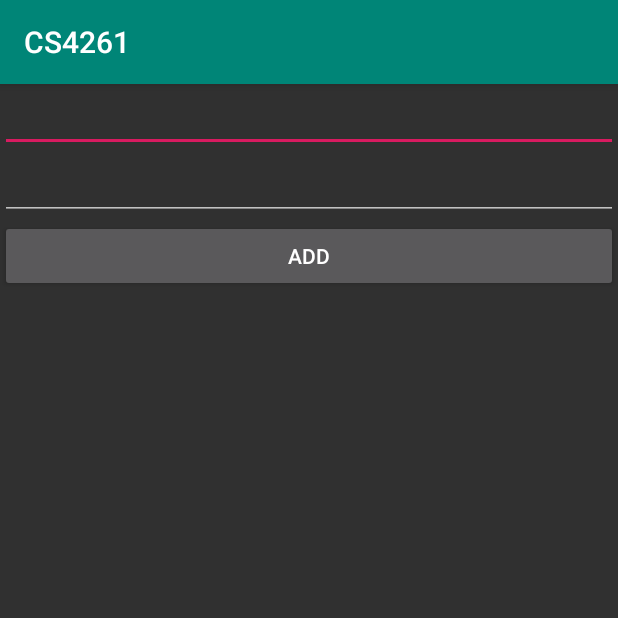
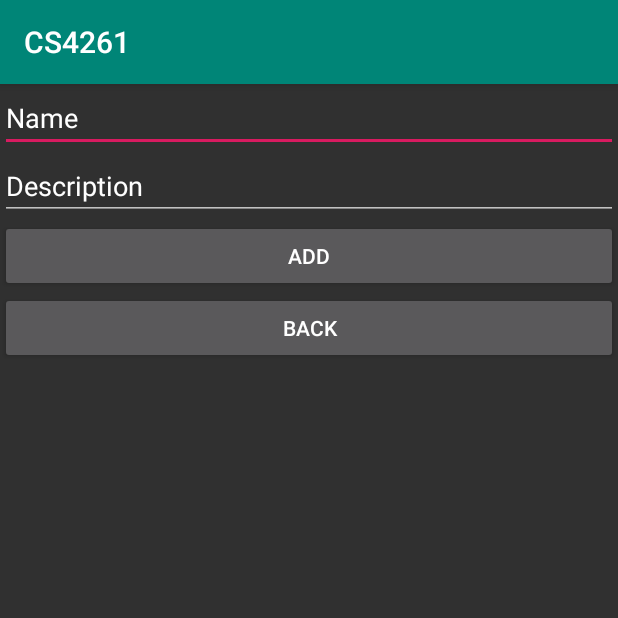
Before and after one commit to ngailapdi/CS4261-first-assignment, an Android app: the AddActivity screen opened directly, with no data from a screen before it, after a tap on "ADD", on a phone screen of 412 x 824 dp, the top half of it. Run offline under Robolectric (Android 15) with nearby library versions, the phone set to English and light mode, and no system bars; our stand-ins replace Firebase (no records; nobody signed in at launch, a user with empty details on screens opened directly).

```diff
--- a/app/src/main/java/com/example/ngailapdi/cs4261/AddActivity.java
+++ b/app/src/main/java/com/example/ngailapdi/cs4261/AddActivity.java
@@ -1,10 +1,12 @@
 package com.example.ngailapdi.cs4261;
 
+import android.content.Intent;
 import android.os.Bundle;
 import android.support.v7.app.AppCompatActivity;
 import android.view.View;
 import android.widget.Button;
 import android.widget.EditText;
+import android.widget.Toast;
 
 import com.google.firebase.database.DatabaseReference;
 import com.google.firebase.database.FirebaseDatabase;
@@ -20,15 +22,24 @@ public class AddActivity extends AppCompatActivity {
         name = findViewById(R.id.nameInput);
         description = findViewById(R.id.desInput);
         Button add = findViewById(R.id.addButton);
+        Button back =findViewById(R.id.backButton);
 
         add.setOnClickListener(new View.OnClickListener() {
             @Override
             public void onClick(View v) {
                 final DatabaseReference teamfire = FirebaseDatabase.getInstance().getReference("team");
                 addTeam(teamfire);
+                Toast.makeText(AddActivity.this,"Add Successful",Toast.LENGTH_LONG).show();
             }
+            });
 
-});
+        back.setOnClickListener(new View.OnClickListener() {
+            @Override
+            public void onClick(View view) {
+                Intent backIntent = new Intent(AddActivity.this, MainActivity.class);
+                startActivityForResult(backIntent, 1);
+            }
+        });
 
 }
 public void addTeam(DatabaseReference teamfire)
@@ -38,8 +49,8 @@ public void addTeam(DatabaseReference teamfire)
     String id = teamfire.push().getKey();
     Team newTeam = new Team(teamName,teamDes,id);
     teamfire.child(id).setValue(newTeam);
-    name.setText(" ");
-    description.setText(" ");
+    name.setText("Name");
+    description.setText("Description");
 }
 
 }
--- a/app/src/main/res/layout/activity_add.xml
+++ b/app/src/main/res/layout/activity_add.xml
@@ -25,4 +25,10 @@
         android:layout_height="wrap_content"
         android:text="ADD" />
 
+    <Button
+        android:id="@+id/backButton"
+        android:layout_width="match_parent"
+        android:layout_height="wrap_content"
+        android:text="BACK" />
+
 </LinearLayout>
```
